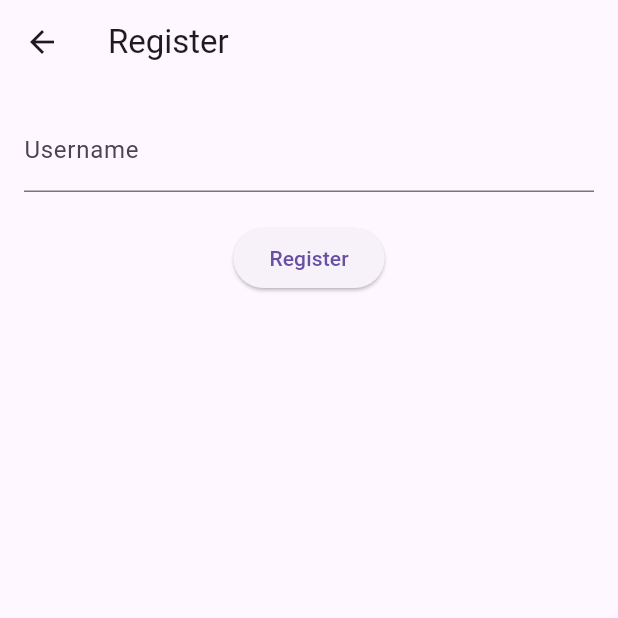
After one commit to johseongeon/ChatApp_flutter, a Flutter app: the screen it shows after launch, after a tap on "Register", on a phone screen of 412 x 824 dp, the top half of it. The commit adds this screen. Run offline on Flutter 3.47's test engine with Material 3 defaults, Android fonts, the phone set to English and light mode, and no system bars; network calls fail.

Commit message:
feat: register page

```diff
--- a/lib/pages/login_page.dart
+++ b/lib/pages/login_page.dart
@@ -1,5 +1,6 @@
 import 'package:flutter/material.dart';
 import 'friends_page.dart';
+import 'register_page.dart';
 
 class LoginPage extends StatelessWidget {
   final TextEditingController _usernameController = TextEditingController();
@@ -18,6 +19,15 @@ class LoginPage extends StatelessWidget {
     }
   }
 
+  void _register(BuildContext context) {
+    Navigator.push(
+      context,
+      MaterialPageRoute(
+      builder: (context) => RegisterPage(),
+      ),
+    );
+  }
+
   @override
   Widget build(BuildContext context) {
     return Scaffold(
@@ -34,7 +44,11 @@ class LoginPage extends StatelessWidget {
             ElevatedButton(
               onPressed: () => _login(context),
               child: const Text('Login'),
-            )
+            ),
+            ElevatedButton(
+              onPressed: () => _register(context),
+              child: const Text('Register'),
+            ),
           ],
         ),
       ),
--- /dev/null
+++ b/lib/pages/register_page.dart
@@ -0,0 +1,63 @@
+import 'dart:convert';
+import 'package:flutter/material.dart';
+import 'package:http/http.dart' as http;
+
+class RegisterPage extends StatefulWidget{
+  const RegisterPage({super.key});
+
+  @override
+  State<RegisterPage> createState() => _RegisterPageState();
+}
+
+class _RegisterPageState extends State<RegisterPage> {
+  final TextEditingController _usernameController = TextEditingController();
+  bool _isLoading = false;
+
+  Future<void> _register() async {
+    setState(() {
+      _isLoading = true;
+    });
+
+    final url = Uri.parse('http://localhost:8082/register?username=${_usernameController.text}');
+    final response = await http.post(url, body: {
+      'username': _usernameController.text,
+    });
+
+    if (response.statusCode == 200) {
+      // 성공적으로 등록됨
+      Navigator.pop(context);
+    } else {
+      // 에러 처리
+      ScaffoldMessenger.of(context).showSnackBar(
+        SnackBar(content: Text('Registration failed')),
+      );
+    }
+
+    setState(() {
+      _isLoading = false;
+    });
+  }
+
+  @override
+  Widget build(BuildContext context) {
+    return Scaffold(
+      appBar: AppBar(title: const Text('Register')),
+      body: Padding(
+        padding: const EdgeInsets.all(16.0),
+        child: Column(
+          children: [
+            TextField(
+              controller: _usernameController,
+              decoration: const InputDecoration(labelText: 'Username'),
+            ),
+            const SizedBox(height: 20),
+            ElevatedButton(
+              onPressed: _isLoading ? null : _register,
+              child: _isLoading ? const CircularProgressIndicator() : const Text('Register'),
+            ),
+          ],
+        ),
+      ),
+    );
+  }
+}
--- a/pubspec.yaml
+++ b/pubspec.yaml
@@ -31,6 +31,7 @@ dependencies:
   flutter:
     sdk: flutter
   http: ^0.13.6
+  web_socket_channel: ^2.4.0
   # The following adds the Cupertino Icons font to your application.
   # Use with the CupertinoIcons class for iOS style icons.
   cupertino_icons: ^1.0.8
```
Also changed, not shown: lib/pages/chatrooms_page.dart (+61 -0 lines), lib/pages/chatting_page.dart (+99 -0 lines), lib/pages/friends_page.dart (+17 -1 lines), pubspec.lock.
